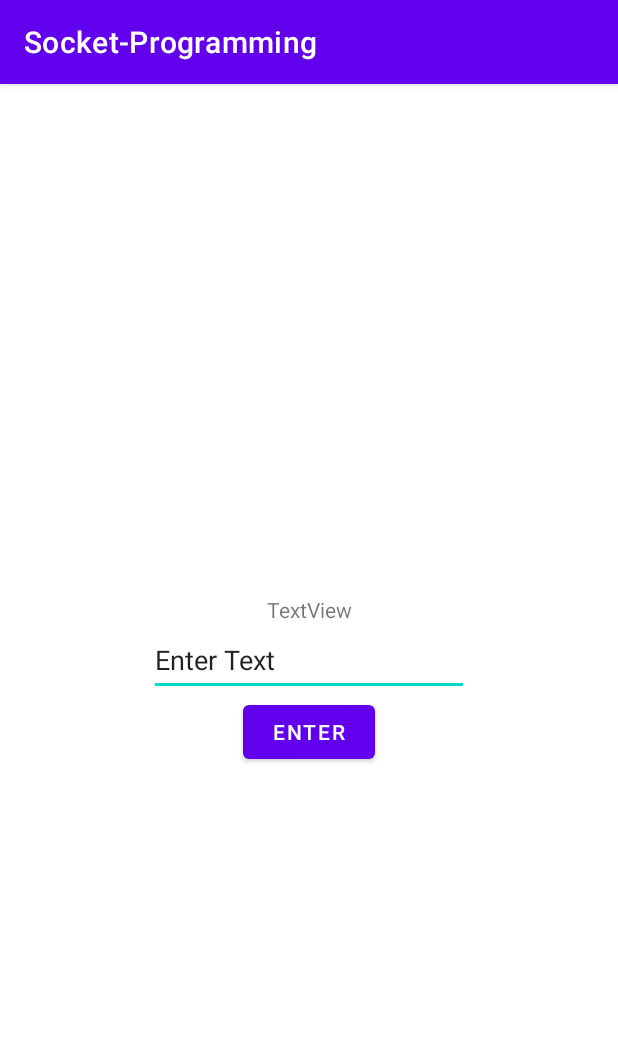
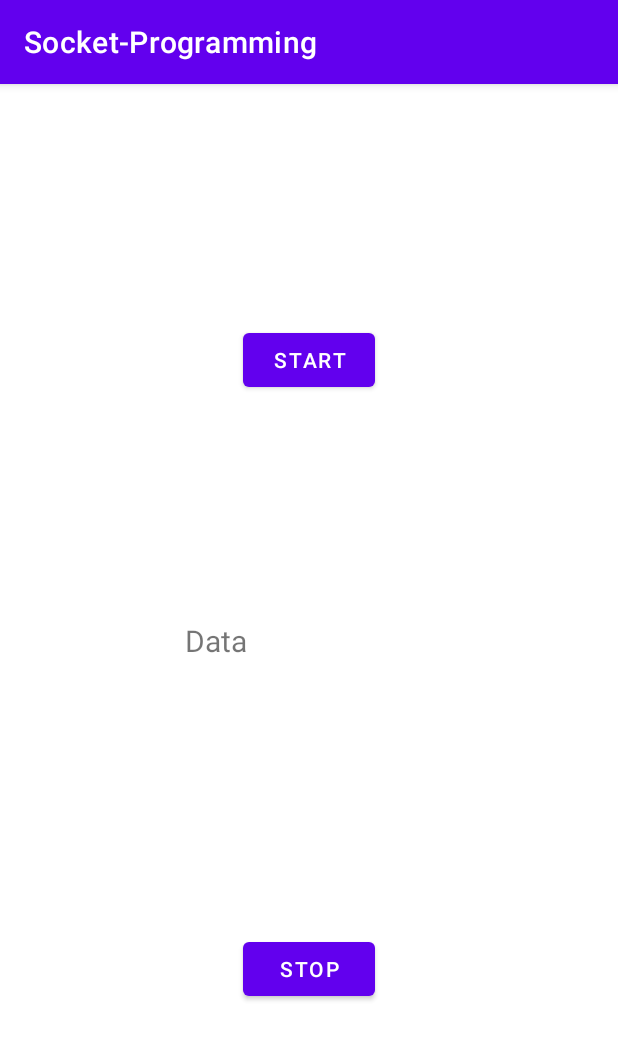
Before and after one commit to aWahabMalik/Sockets-in-Android-N-Python, an Android app: the screen it shows after launch (MainActivity), on a phone screen of 412 x 824 dp. Shown: the top 1040 px of the screen. Run offline under Robolectric (Android 15) with nearby library versions, the phone set to English and light mode, and no system bars.

Commit message:
Android App

```diff
--- a/SocketProgramming/app/src/main/java/com/example/socket_programming/MainActivity.java
+++ b/SocketProgramming/app/src/main/java/com/example/socket_programming/MainActivity.java
@@ -2,57 +2,108 @@ package com.example.socket_programming;
 
 import androidx.appcompat.app.AppCompatActivity;
 
+import android.hardware.Sensor;
+import android.hardware.SensorEvent;
+import android.hardware.SensorEventListener;
+import android.hardware.SensorManager;
 import android.os.AsyncTask;
 import android.os.Bundle;
 import android.view.View;
 import android.widget.Button;
 import android.widget.EditText;
 import android.widget.TextView;
+import android.widget.Toast;
 
 import java.io.IOException;
 import java.io.PrintWriter;
 import java.net.Socket;
 import java.net.UnknownHostException;
 
-public class MainActivity extends AppCompatActivity {
+public class MainActivity extends AppCompatActivity implements SensorEventListener {
     public String message;
+    public SensorManager sManager;
+    public boolean startClicked = false;
+    public  boolean stopClicked = false;
+    public Socket s;
+    public PrintWriter pw;
+    //Buttons and Text
+
     @Override
     protected void onCreate(Bundle savedInstanceState) {
         super.onCreate(savedInstanceState);
         setContentView(R.layout.activity_main);
-        final EditText inputText = (EditText)findViewById(R.id.txt1);
-        final Button clickable = (Button)findViewById(R.id.b1);
+        final Button startButton = (Button)findViewById(R.id.b1);
+        final Button stopButton = (Button)findViewById(R.id.b2);
         final TextView txtView = (TextView)findViewById(R.id.set1);
-        clickable.setOnClickListener(view -> {
+        //Sensors
+        sManager = (SensorManager) getSystemService(SENSOR_SERVICE);
+
+
+        //Checking if Sensors Exists
+        if(sManager != null){
+            Sensor accSensor = sManager.getDefaultSensor(Sensor.TYPE_ACCELEROMETER);
+
+            if(accSensor != null){
+                sManager.registerListener(this,accSensor,SensorManager.SENSOR_DELAY_NORMAL);
+            }
+        }
+        else{
+            Toast.makeText(this, "Sensors not avlable", Toast.LENGTH_SHORT).show();
+        }
+
+
+        //when start button hits
+        startButton.setOnClickListener(view -> {
+            startClicked = true;
             send encode1 = new send();
             //message = inputText.getText().toString();
-            message = txtView.getText().toString();
             encode1.execute();
         });
+        stopButton.setOnClickListener(view -> {
+            startClicked = false;
+        });
+
+        //when stop button hits
     }
+
+    @Override
+    public void onSensorChanged(SensorEvent sensorEvent) {
+
+        if(sensorEvent.sensor.getType()==Sensor.TYPE_ACCELEROMETER){
+            ((TextView)findViewById(R.id.set1)).setText("X: " + sensorEvent.values[0] + " Y: " + sensorEvent.values[1]+ " Z: " + sensorEvent.values[2]);
+            message = "X: " + sensorEvent.values[0] + " Y: " + sensorEvent.values[1]+ " Z: " + sensorEvent.values[2];
+        }
+
+    }
+
+    @Override
+    public void onAccuracyChanged(Sensor sensor, int i) {
+
+    }
+
     class send extends AsyncTask<Void, Void, Void>{
         Socket s;
         PrintWriter pw;
         @Override
         protected Void doInBackground(Void...params){
+            while(startClicked) {
                 try {
                     //s = new Socket("LAPTOP-M2DI982O",8000);
-                System.out.println("Inside");
-                s = new Socket("192.168.1.130",8000);
+                    s = new Socket("192.168.1.130", 8000);
                     pw = new PrintWriter(s.getOutputStream());
                     pw.write(message);
                     pw.flush();
                     pw.close();
                     s.close();
-            }
-            catch (UnknownHostException e) {
+                } catch (UnknownHostException e) {
                     System.out.println("fail");
                     e.printStackTrace();
-            }
-            catch(IOException e) {
+                } catch (IOException e) {
                     System.out.println("Fail");
                     e.printStackTrace();
                 }
+            }
+
             return null;
         }
 
--- a/SocketProgramming/app/src/main/res/layout/activity_main.xml
+++ b/SocketProgramming/app/src/main/res/layout/activity_main.xml
@@ -6,34 +6,35 @@
     android:layout_height="match_parent"
     tools:context=".MainActivity">
 
-    <EditText
-        android:id="@+id/txt1"
+    <Button
+        android:id="@+id/b1"
         android:layout_width="wrap_content"
         android:layout_height="wrap_content"
-        android:ems="10"
-        android:inputType="textPersonName"
-        android:minHeight="48dp"
-        android:text="Enter Text"
+        android:text="Start"
+        app:layout_constraintBottom_toTopOf="@+id/set1"
+        app:layout_constraintEnd_toEndOf="parent"
+        app:layout_constraintStart_toStartOf="parent"
+        app:layout_constraintTop_toTopOf="parent"
+        app:layout_constraintVertical_bias="0.518" />
+
+    <TextView
+        android:id="@+id/set1"
+        android:layout_width="165dp"
+        android:layout_height="54dp"
+        android:text="Data"
+        android:textSize="20sp"
         app:layout_constraintBottom_toBottomOf="parent"
         app:layout_constraintEnd_toEndOf="parent"
         app:layout_constraintStart_toStartOf="parent"
         app:layout_constraintTop_toTopOf="parent" />
 
     <Button
-        android:id="@+id/b1"
+        android:id="@+id/b2"
         android:layout_width="wrap_content"
         android:layout_height="wrap_content"
-        android:text="Enter"
+        android:text="Stop"
+        app:layout_constraintBottom_toBottomOf="parent"
         app:layout_constraintEnd_toEndOf="parent"
         app:layout_constraintStart_toStartOf="parent"
-        app:layout_constraintTop_toBottomOf="@+id/txt1" />
-
-    <TextView
-        android:id="@+id/set1"
-        android:layout_width="wrap_content"
-        android:layout_height="wrap_content"
-        android:text="TextView"
-        app:layout_constraintBottom_toTopOf="@+id/txt1"
-        app:layout_constraintEnd_toEndOf="parent"
-        app:layout_constraintStart_toStartOf="parent" />
+        app:layout_constraintTop_toBottomOf="@+id/set1" />
 </androidx.constraintlayout.widget.ConstraintLayout>
```
Lines whose indentation alone changed are shown as unchanged.
